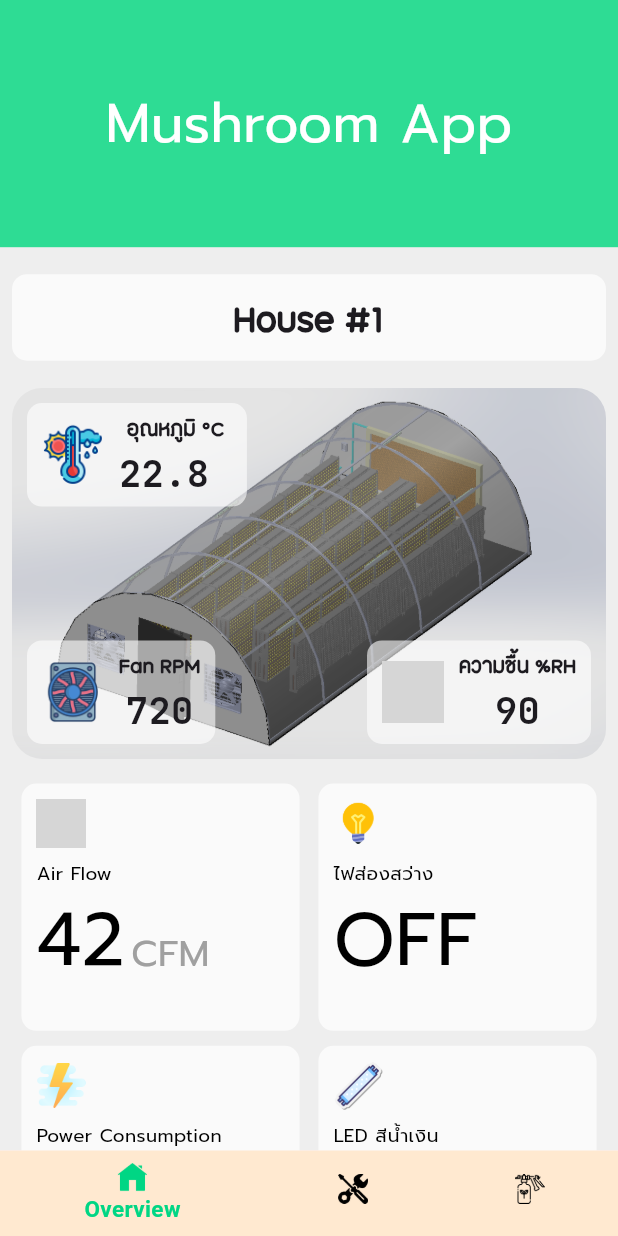
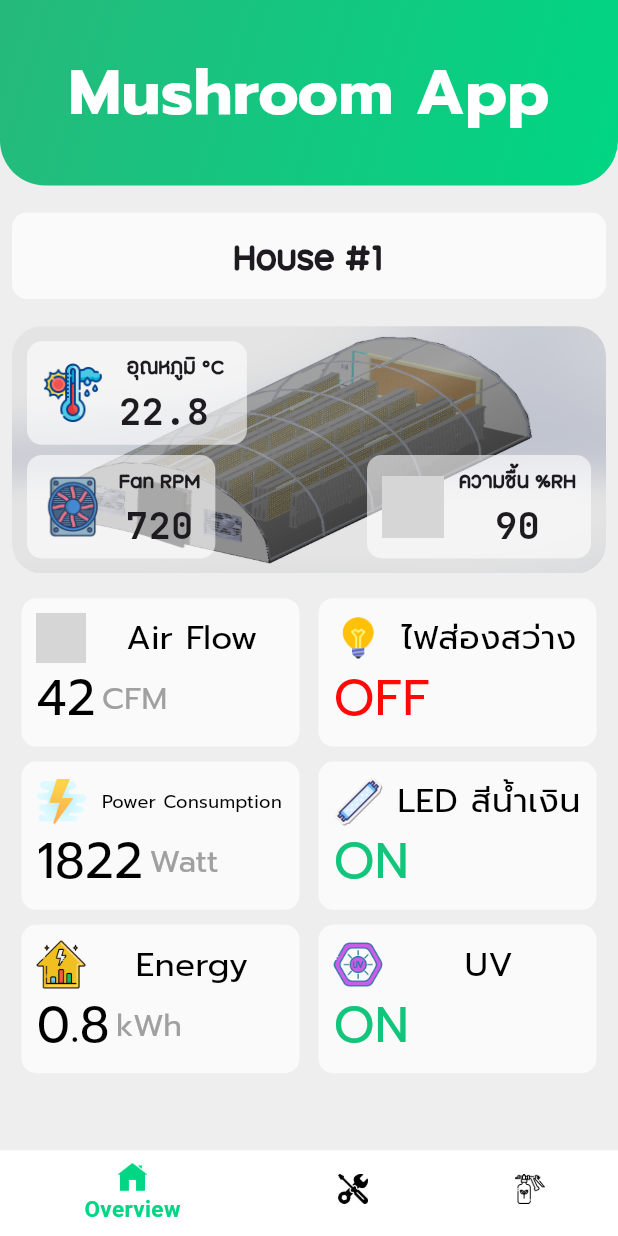
Before and after one commit to oatanurakch/mushroomapp, a Flutter app: the screen it shows after launch, on a phone screen of 412 x 824 dp. Run offline on Flutter 3.47's test engine with Material 3 defaults, Android fonts, the phone set to English and light mode, and no system bars; drawn by our look-alikes of auto_size_text; our stand-ins replace syncfusion_flutter_sliders; missing offline and left inert: cart_stepper, syncfusion_flutter_core; project files that could hold a hidden picture were left out; grey boxes are pictures that could not be loaded.

Commit message:
update 11/4/24

```diff
--- a/lib/pages/overview_page.dart
+++ b/lib/pages/overview_page.dart
@@ -1,6 +1,8 @@
 import 'package:flutter/material.dart';
 import 'package:mushroomapp/utility/constant.dart';
 import 'package:mushroomapp/utility/globals.dart' as globals;
+
+import 'package:auto_size_text/auto_size_text.dart';
 
 class OverviewPage extends StatefulWidget {
   const OverviewPage({super.key});
@@ -11,6 +13,19 @@ class OverviewPage extends StatefulWidget {
 
 class _OverviewPageState extends State<OverviewPage> {
   final redKey = GlobalKey();
+
+  Color getTextcolor(dynamic value) {
+    if (value is int || value is double) {
+      return Colors.black;
+    } else {
+      if (value == "ON") {
+        return ColorOnOff[0];
+      } else {
+        return ColorOnOff[1];
+      }
+    }
+  }
+
   @override
   Widget build(BuildContext context) {
     return SafeArea(
@@ -21,16 +36,21 @@ class _OverviewPageState extends State<OverviewPage> {
             Column(
               children: [
                 Container(
-                  height: MediaQuery.of(context).size.height * 0.2,
-                  decoration: BoxDecoration(color: ColorPalette[4]),
+                  height: MediaQuery.of(context).size.height * 0.15,
+                  decoration: BoxDecoration(
+                      gradient: GreenGradientToneLTToRB,
+                      borderRadius: BorderRadius.only(
+                        bottomLeft: Radius.circular(30),
+                        bottomRight: Radius.circular(30),
+                      )),
                   child: Center(
                     child: Text(
                       'Mushroom App',
                       style: TextStyle(
                           color: Colors.white,
                           fontFamily: 'Prompt',
-                          fontSize: 36,
-                          fontWeight: FontWeight.w400),
+                          fontSize: 42,
+                          fontWeight: FontWeight.bold),
                     ),
                   ),
                 ),
@@ -76,13 +96,13 @@ class _OverviewPageState extends State<OverviewPage> {
                         Stack(
                           children: [
                             Container(
-                              height: MediaQuery.of(context).size.height * 0.3,
+                              height: MediaQuery.of(context).size.height * 0.2,
                               decoration: BoxDecoration(
                                   borderRadius: BorderRadius.circular(20),
                                   image: DecorationImage(
                                       image: AssetImage(
                                           'assets/images/mushroom.png'),
-                                      fit: BoxFit.cover,
+                                      fit: BoxFit.fill,
                                       colorFilter: ColorFilter.mode(
                                           Colors.black.withOpacity(0.1),
                                           BlendMode.darken))),
@@ -126,7 +146,7 @@ class _OverviewPageState extends State<OverviewPage> {
                                     'assets/icons/power.png',
                                     'Power Consumption',
                                     'Watt',
-                                    182,
+                                    1822,
                                   ),
                                   _buildCardItems(
                                     'assets/icons/energyconsumption.png',
@@ -228,49 +248,60 @@ class _OverviewPageState extends State<OverviewPage> {
             borderRadius: BorderRadius.circular(10)),
         child: Container(
           width: MediaQuery.of(context).size.width * 0.45,
-          height: MediaQuery.of(context).size.height * 0.2,
+          height: MediaQuery.of(context).size.height * 0.12,
           padding: EdgeInsets.fromLTRB(10, 10, 10, 10),
           child: Column(
             crossAxisAlignment: CrossAxisAlignment.start,
             mainAxisAlignment: MainAxisAlignment.spaceBetween,
             children: [
+              Row(
+                mainAxisAlignment: MainAxisAlignment.spaceBetween,
+                children: [
                   Image.asset(pathImg,
                       width: MediaQuery.of(context).size.height * 0.04),
-              SizedBox(
-                height: MediaQuery.of(context).size.height * 0.01,
-              ),
-              Text(
+                  Container(
+                    height: MediaQuery.of(context).size.height * 0.04,
+                    width: MediaQuery.of(context).size.width * 0.3,
+                    // color: Colors.amber,
+                    child: Center(
+                      child: AutoSizeText(
                         itemName,
                         style: TextStyle(
                           color: Colors.black,
-                  fontSize: MediaQuery.of(context).size.height * 0.015,
+                          fontSize: MediaQuery.of(context).size.height * 0.03,
+                          // fontSize: 24,
                           fontWeight: FontWeight.w500,
                           fontFamily: 'Prompt',
                         ),
+                        maxLines: 2,
                       ),
-              Row(
+                    ),
+                  ),
+                ],
+              ),
+              Container(
+                // color: Colors.amber,
+                child: Row(
+                  crossAxisAlignment: CrossAxisAlignment.center,
                   children: [
-                  Text(
+                    AutoSizeText(
                       value.toString(),
                       style: TextStyle(
-                      color: Colors.black,
-                      fontSize: MediaQuery.of(context).size.height * 0.06,
+                        color: getTextcolor(value),
+                        // color: Colors.black,
+                        fontSize: MediaQuery.of(context).size.height * 0.04,
                         fontWeight: FontWeight.w500,
                         fontFamily: 'Prompt',
                       ),
+                      maxLines: 1,
                     ),
                     SizedBox(
                       width: MediaQuery.of(context).size.width * 0.01,
                     ),
-                  Column(
-                    children: [
-                      SizedBox(
-                        height: MediaQuery.of(context).size.height * 0.02,
-                      ),
                     Text(
                       unit != null ? unit : '',
                       style: TextStyle(
-                          fontSize: MediaQuery.of(context).size.height * 0.03,
+                        fontSize: MediaQuery.of(context).size.height * 0.025,
                         color: Color(0xFFA0A0A0),
                         fontWeight: FontWeight.w500,
                         fontFamily: 'Prompt',
@@ -278,9 +309,8 @@ class _OverviewPageState extends State<OverviewPage> {
                     ),
                   ],
                 ),
-                ],
               ),
-              Spacer(),
+              // Spacer(),
             ],
           ),
         ),
--- a/lib/utility/constant.dart
+++ b/lib/utility/constant.dart
@@ -5,8 +5,10 @@ final ColorPalette = [
   Color(0xFFFFFED3),
   Color(0xFFBBE9FF),
   Color(0xFFB1AFFF),
-  Color(0xFF2EDC94),
+  Color.fromARGB(255, 0, 123, 72),
 ];
+
+final ColorOnOff = [Color(0xFF13C57B), Color(0xFFFF0808)];
 
 final FontColor = [
   Color.fromARGB(255, 240, 240, 240),
--- a/lib/widgets/bottom_navbar.dart
+++ b/lib/widgets/bottom_navbar.dart
@@ -99,7 +99,7 @@ class _BTNavigationState extends State<BTNavigation> {
                 size: 20,
               ),
               label: 'Overview',
-              backgroundColor: ColorPalette[0],
+              backgroundColor: Colors.white,
             ),
             BottomNavigationBarItem(
               icon: ImageIcon(
@@ -107,7 +107,7 @@ class _BTNavigationState extends State<BTNavigation> {
                 size: 20,
               ),
               label: 'Utility',
-              backgroundColor: ColorPalette[0],
+              backgroundColor: Colors.white,
             ),
             BottomNavigationBarItem(
               icon: ImageIcon(
@@ -115,7 +115,7 @@ class _BTNavigationState extends State<BTNavigation> {
                 size: 20,
               ),
               label: 'Spray & Biotech',
-              backgroundColor: ColorPalette[0],
+              backgroundColor: Colors.white,
             ),
           ],
         ),
--- a/pubspec.yaml
+++ b/pubspec.yaml
@@ -32,6 +32,7 @@ dependencies:
     sdk: flutter
   syncfusion_flutter_sliders: ^26.2.4
   cart_stepper: ^4.3.0
+  auto_size_text: ^3.0.0
 
 
   # The following adds the Cupertino Icons font to your application.
```
Also changed, not shown: pubspec.lock, 2 other files. Lines whose indentation alone changed are shown as unchanged.
